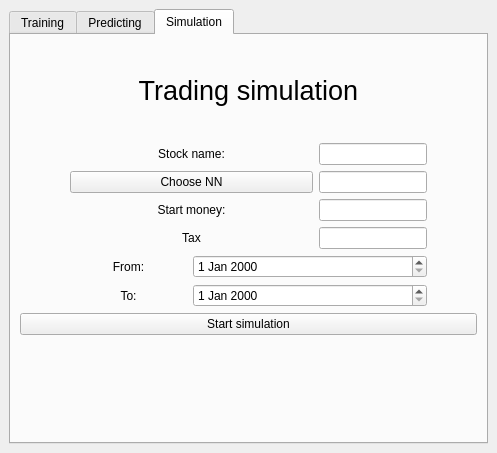
This is gui/stocker.ui in Xevi8X/WSI_2023 as Qt 5 draws it before an edit. The edited form follows.
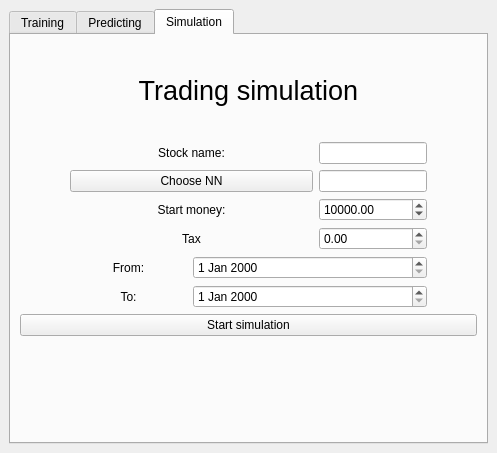
This is the edited form.

```diff
--- a/gui/stocker.ui
+++ b/gui/stocker.ui
@@ -396,11 +396,28 @@
             </property>
            </widget>
           </item>
-          <item row="2" column="1">
-           <widget class="QLineEdit" name="simulationStartMoneyLineEdit"/>
-          </item>
           <item row="3" column="1">
-           <widget class="QLineEdit" name="simulationTaxLineEdit"/>
+           <widget class="QDoubleSpinBox" name="simulationTaxSpinBox">
+            <property name="maximum">
+             <double>1.000000000000000</double>
+            </property>
+            <property name="singleStep">
+             <double>0.010000000000000</double>
+            </property>
+           </widget>
+          </item>
+          <item row="2" column="1">
+           <widget class="QDoubleSpinBox" name="simulationStartMoney">
+            <property name="maximum">
+             <double>999999999.000000000000000</double>
+            </property>
+            <property name="singleStep">
+             <double>1000.000000000000000</double>
+            </property>
+            <property name="value">
+             <double>10000.000000000000000</double>
+            </property>
+           </widget>
           </item>
          </layout>
         </item>
```
